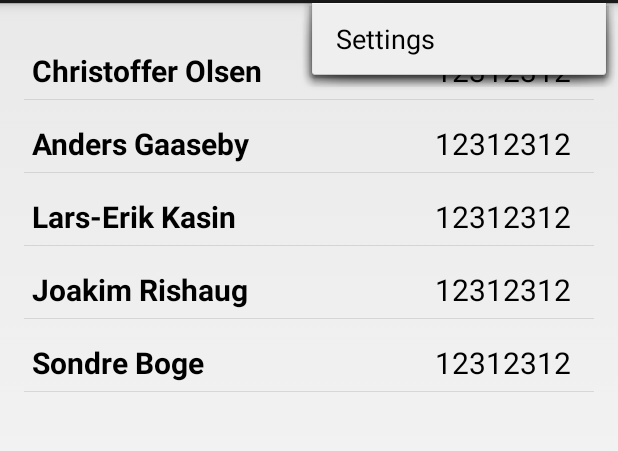
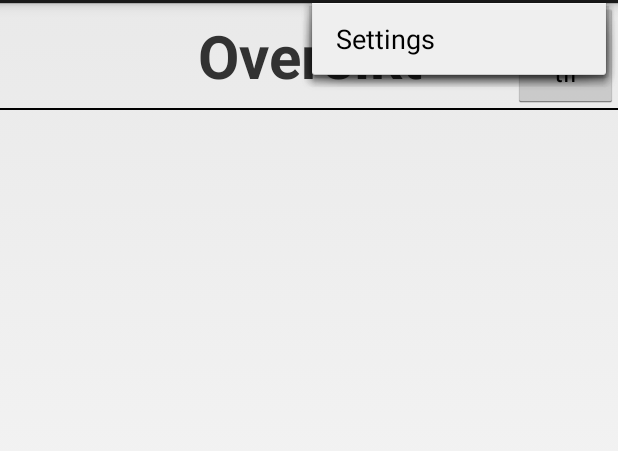
Before and after one commit to marhag/Mappe2, an Android app: the screen it shows after launch (MainActivity), with the options menu open, on a phone screen of 412 x 824 dp, the part 69-520 px from its top. Run offline under Robolectric (Android 15) with nearby library versions, the phone set to English and light mode, and no system bars.

```diff
--- a/app/src/main/java/android/hioa/s178816_s188098_mappe2/DBHandler.java
+++ b/app/src/main/java/android/hioa/s178816_s188098_mappe2/DBHandler.java
@@ -5,6 +5,7 @@ import android.content.Context;
 import android.database.Cursor;
 import android.database.sqlite.SQLiteDatabase;
 import android.database.sqlite.SQLiteOpenHelper;
+import android.util.Log;
 
 import java.util.ArrayList;
 import java.util.List;
@@ -13,7 +14,7 @@ public class DBHandler  extends SQLiteOpenHelper {
 
     // All Static variables
     // Database Version
-    private static final int DATABASE_VERSION = 4;
+    private static final int DATABASE_VERSION = 5;
 
     // Database Name
     private static final String DATABASE_NAME = "Personreg";
@@ -27,6 +28,7 @@ public class DBHandler  extends SQLiteOpenHelper {
     private static final String KEY_LASTNAME = "lastname";
     private static final String KEY_PH_NO = "telefon";
     private static final String KEY_BDATE = "date";
+    private static final String KEY_MESSAGE = "message";
 
     public DBHandler(Context context) {
         super(context, DATABASE_NAME, null, DATABASE_VERSION);
@@ -38,7 +40,7 @@ public class DBHandler  extends SQLiteOpenHelper {
         String CREATE_PERSONS_TABLE = "CREATE TABLE " + TABLE_PERSONS + "("
                 + KEY_ID + " INTEGER PRIMARY KEY," + KEY_FIRSTNAME + " TEXT,"
                 + KEY_LASTNAME + " TEXT,"+ KEY_PH_NO + " TEXT,"
-                + KEY_BDATE + " TEXT"+ ")";
+                + KEY_BDATE + " TEXT,"+ KEY_MESSAGE + " Text)";
         db.execSQL(CREATE_PERSONS_TABLE);
     }
 
@@ -65,6 +67,7 @@ public class DBHandler  extends SQLiteOpenHelper {
         values.put(KEY_LASTNAME, person.getLastname()); // Person lastname
         values.put(KEY_PH_NO, person.getMobile()); // Person mobile
         values.put(KEY_BDATE, person.getBday()); // Person bday
+        values.put(KEY_MESSAGE, person.getCustomMessage()); // Person custom message
 
         // Inserting Row
         db.insert(TABLE_PERSONS, null, values);
@@ -76,13 +79,15 @@ public class DBHandler  extends SQLiteOpenHelper {
         SQLiteDatabase db = this.getReadableDatabase();
 
         Cursor cursor = db.query(TABLE_PERSONS, new String[] { KEY_ID,
-                KEY_FIRSTNAME,KEY_LASTNAME, KEY_PH_NO,KEY_BDATE }, KEY_ID + "=?",
+                KEY_FIRSTNAME,KEY_LASTNAME, KEY_PH_NO, KEY_BDATE, KEY_MESSAGE },
+                KEY_ID + "=?",
                 new String[] { String.valueOf(id) }, null, null, null, null);
         if (cursor != null)
             cursor.moveToFirst();
 
         Person person = new Person(Integer.parseInt(cursor.getString(0)),
                 cursor.getString(1),cursor.getString(2),Integer.parseInt(cursor.getString(3)),cursor.getString(4));
+        person.setCustomMessage(cursor.getString(5));
         // return person
         return person;
     }
@@ -105,6 +110,7 @@ public class DBHandler  extends SQLiteOpenHelper {
                 person.setLastname(cursor.getString(2));
                 person.setMobile(Integer.parseInt(cursor.getString(3)));
                 person.setBday(cursor.getString(4));
+                person.setCustomMessage(cursor.getString(5));
                 // Adding person to list
                 personList.add(person);
             } while (cursor.moveToNext());
@@ -123,6 +129,7 @@ public class DBHandler  extends SQLiteOpenHelper {
         values.put(KEY_LASTNAME, person.getLastname());
         values.put(KEY_PH_NO, person.getMobile());
         values.put(KEY_BDATE,person.getBday());
+        values.put(KEY_MESSAGE,person.getCustomMessage());
 
         // updating row
         return db.update(TABLE_PERSONS, values, KEY_ID + " = ?",
@@ -139,7 +146,7 @@ public class DBHandler  extends SQLiteOpenHelper {
 
 
     // Getting person Count
-    public int getContactsCount() {
+    public int getTotalCount() {
         String countQuery = "SELECT  * FROM " + TABLE_PERSONS;
         SQLiteDatabase db = this.getReadableDatabase();
         Cursor cursor = db.rawQuery(countQuery, null);
--- a/app/src/main/java/android/hioa/s178816_s188098_mappe2/MainActivity.java
+++ b/app/src/main/java/android/hioa/s178816_s188098_mappe2/MainActivity.java
@@ -15,15 +15,13 @@ public class MainActivity extends FragmentActivity {
     protected void onCreate(Bundle savedInstanceState) {
         super.onCreate(savedInstanceState);
         setContentView(R.layout.activity_main);
-        DBHandler db = new DBHandler(this);
-        db.addPerson(new Person("Christoffer","Olsen",12312312,"dato"));
-        db.addPerson(new Person("Anders","Gaaseby",12312312,"dato"));
-        db.addPerson(new Person("Lars-Erik","Kasin",12312312,"dato"));
-        db.addPerson(new Person("Joakim","Rishaug",12312312,"dato"));
-        db.addPerson(new Person("Sondre","Boge",12312312,"dato"));
 
-        Log.d("HAR NR 1 NOE ETTERNAVN?", db.getPerson(1).getLastname());
+       /* DBHandler db = new DBHandler(this);
+        Person p = new Person("Mons","Monsen", 12341234,"dato");
+        p.setCustomMessage("NÅ SKAL VI SE HER");
 
+        db.addPerson(p);
+        db.addPerson(new Person("Per","Nilsen", 12341234,"dato"));*/
 
         if(savedInstanceState!=null)
         {
--- a/app/src/main/java/android/hioa/s178816_s188098_mappe2/MenuListAdapter.java
+++ b/app/src/main/java/android/hioa/s178816_s188098_mappe2/MenuListAdapter.java
@@ -54,7 +54,7 @@ public class MenuListAdapter extends BaseAdapter {
         Person person = menuListPerson.get(position);
 
         txtName.setText(person.getFirstname()+" " + person.getLastname());
-        txtPhone.setText(person.getMobile()+"");
+        txtPhone.setText(person.getBday()+"");
 
         return convertView;
 
--- a/app/src/main/java/android/hioa/s178816_s188098_mappe2/Person.java
+++ b/app/src/main/java/android/hioa/s178816_s188098_mappe2/Person.java
@@ -9,6 +9,7 @@ public class Person {
     private String lastname;
     private int mobile;
     private String bday; // DD/MM/YYYY - can use Date
+    private String customMessage = "";
 
 
     public Person()
@@ -68,4 +69,12 @@ public class Person {
     public void setBday(String bday) {
         this.bday = bday;
     }
+
+    public String getCustomMessage() {
+        return customMessage;
+    }
+
+    public void setCustomMessage(String customMessage) {
+        this.customMessage = customMessage;
+    }
 }
--- a/app/src/main/res/layout/activity_main.xml
+++ b/app/src/main/res/layout/activity_main.xml
@@ -2,17 +2,52 @@
     xmlns:tools="http://schemas.android.com/tools"
     android:layout_width="match_parent"
     android:layout_height="match_parent"
-    android:paddingLeft="@dimen/activity_horizontal_margin"
-    android:paddingRight="@dimen/activity_horizontal_margin"
-    android:paddingTop="@dimen/activity_vertical_margin"
-    android:paddingBottom="@dimen/activity_vertical_margin"
     tools:context=".MainActivity">
+
+    <RelativeLayout
+        android:id="@+id/header"
+        android:layout_width="match_parent"
+        android:layout_height="70dp">
+
+        <Button
+            android:layout_width="70dp"
+            android:layout_height="70dp"
+            android:text="Legg til"
+            android:id="@+id/regNew"
+            android:layout_alignParentBottom="true"
+            android:layout_alignParentEnd="true"
+            android:layout_alignParentTop="true" />
+
+        <TextView
+            android:layout_width="wrap_content"
+            android:layout_height="wrap_content"
+            android:textSize="40sp"
+            android:text="Oversikt"
+            android:textStyle="bold"
+            android:id="@+id/headline"
+            android:textAlignment="center"
+            android:gravity="center"
+            android:layout_alignParentStart="true"
+            android:layout_alignParentTop="true"
+            android:layout_toStartOf="@+id/regNew"
+            android:layout_alignParentBottom="true"
+            android:layout_alignParentEnd="true" />
+    </RelativeLayout>
+    <LinearLayout
+        android:id="@+id/stroke"
+        android:layout_width="match_parent"
+        android:layout_height="1dp"
+        android:layout_below="@id/header"
+        android:orientation="horizontal"
+        android:background="@android:color/background_dark">
+
+        </LinearLayout>
 
     <FrameLayout
         android:layout_width="match_parent"
-        android:layout_height="match_parent"
-        android:id="@+id/container" >
-
+        android:layout_height="450dp"
+        android:id="@+id/container"
+        android:layout_below="@id/stroke">
     </FrameLayout>
 
 </RelativeLayout>
```
